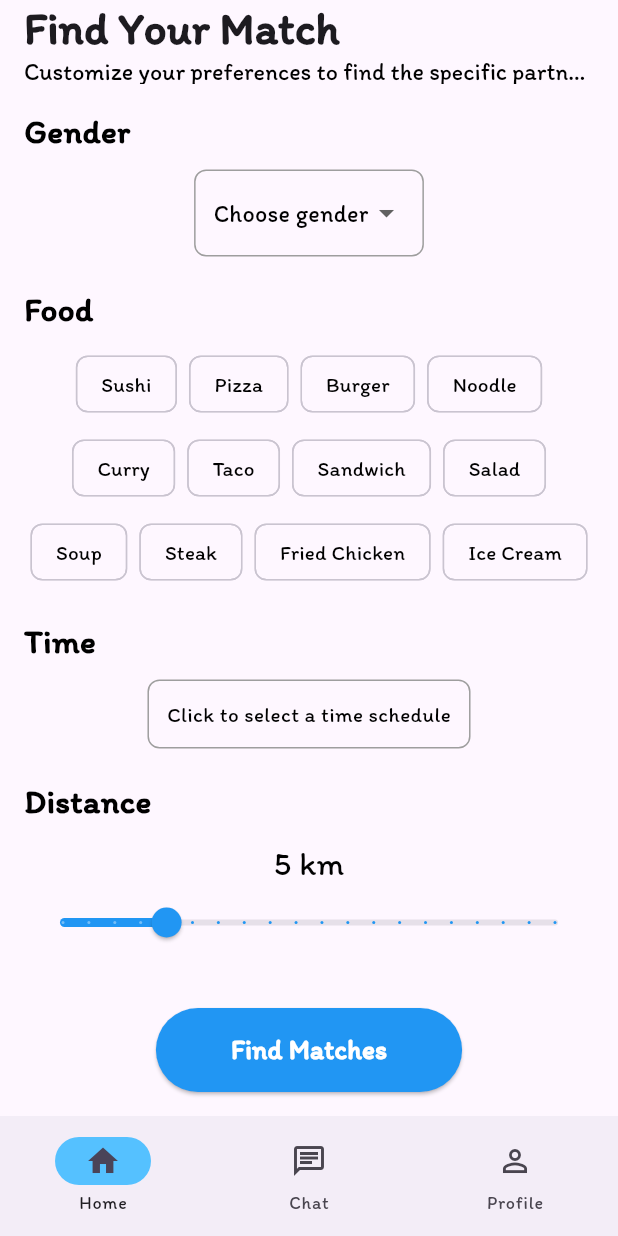
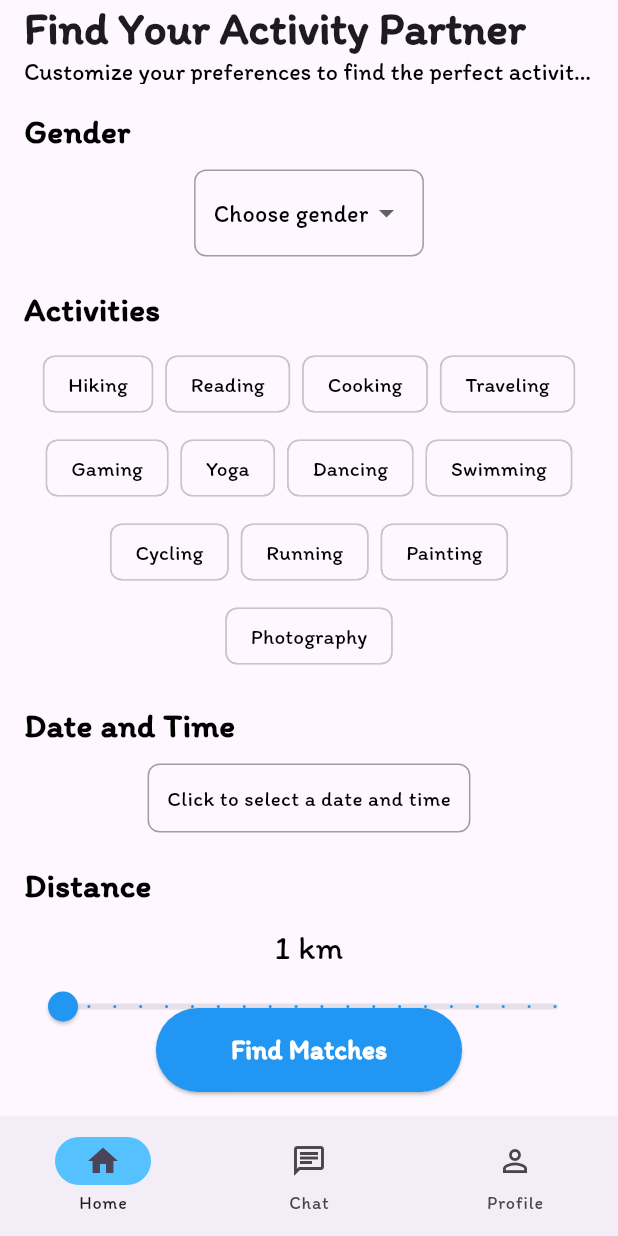
Before and after one commit to Minglebell/Mingle, a Flutter app: the FindMatchPage screen opened directly, on a phone screen of 412 x 824 dp. Run offline on Flutter 3.47's test engine with Material 3 defaults, Android fonts, the phone set to English and light mode, and no system bars; our stand-ins replace cloud_firestore, device_preview, firebase_core, flutter_riverpod, image_picker, shared_preferences; accounts and stored records are empty.

Commit message:
Changing some option

```diff
--- a/mingle/minglev2_1/lib/Screen/match_menu_page.dart
+++ b/mingle/minglev2_1/lib/Screen/match_menu_page.dart
@@ -14,25 +14,39 @@ class FindMatchPage extends StatefulWidget {
 class _FindMatchPageState extends State<FindMatchPage> {
   int currentPageIndex = 0;
   String? selectedGender;
-  List<String> selectedFoods = [];
-  TimeOfDay? selectedTime;
-  double distance = 5.0;
+  List<String> selectedActivities = [];
+  DateTime? selectedDateTime;
+  double distance = 1.0;
 
-  final List<String> foodOptions = [
-    'Sushi', 'Pizza', 'Burger', 'Noodle',
-    'Curry', 'Taco', 'Sandwich', 'Salad',
-    'Soup', 'Steak', 'Fried Chicken', 'Ice Cream'
+  final List<String> activityOptions = [
+    'Hiking', 'Reading', 'Cooking', 'Traveling',
+    'Gaming', 'Yoga', 'Dancing', 'Swimming',
+    'Cycling', 'Running', 'Painting', 'Photography'
   ];
 
-  Future<void> _selectTime(BuildContext context) async {
-    final TimeOfDay? picked = await showTimePicker(
+  Future<void> _selectDateTime(BuildContext context) async {
+    final DateTime? picked = await showDatePicker(
       context: context,
-      initialTime: TimeOfDay.now(),
+      initialDate: DateTime.now(),
+      firstDate: DateTime.now(),
+      lastDate: DateTime(2101),
     );
-    if (picked != null && picked != selectedTime) {
-      setState(() {
-        selectedTime = picked;
-      });
+    if (picked != null) {
+      final TimeOfDay? time = await showTimePicker(
+        context: context,
+        initialTime: TimeOfDay.now(),
+      );
+      if (time != null) {
+        setState(() {
+          selectedDateTime = DateTime(
+            picked.year,
+            picked.month,
+            picked.day,
+            time.hour,
+            time.minute,
+          );
+        });
+      }
     }
   }
 
@@ -43,13 +57,14 @@ class _FindMatchPageState extends State<FindMatchPage> {
         automaticallyImplyLeading: false,
         title: Column(
           crossAxisAlignment: CrossAxisAlignment.start,
+          mainAxisSize: MainAxisSize.min,
           children: [
             Text(
-              'Find Your Match',
+              'Find Your Activity Partner',
               style: TextStyle(fontSize: 30, fontWeight: FontWeight.bold),
             ),
             Text(
-              'Customize your preferences to find the specific partner.',
+              'Customize your preferences to find the perfect activity buddy.',
               style: TextStyle(fontSize: 16, color: Colors.black),
             ),
           ],
@@ -77,7 +92,7 @@ class _FindMatchPageState extends State<FindMatchPage> {
       body: SingleChildScrollView(
         padding: const EdgeInsets.all(16.0),
         child: Column(
-          crossAxisAlignment: CrossAxisAlignment.start, // Align headers to the start
+          crossAxisAlignment: CrossAxisAlignment.start,
           children: [
             // Gender Section
             Text(
@@ -85,7 +100,7 @@ class _FindMatchPageState extends State<FindMatchPage> {
               style: TextStyle(fontSize: 22, fontWeight: FontWeight.bold, color: Colors.black),
             ),
             SizedBox(height: 10),
-            Center( // Center the dropdown box
+            Center(
               child: Container(
                 padding: EdgeInsets.symmetric(horizontal: 12, vertical: 4),
                 decoration: BoxDecoration(
@@ -112,37 +127,37 @@ class _FindMatchPageState extends State<FindMatchPage> {
                       ),
                     );
                   }).toList(),
-                  underline: Container(), // Remove the default underline
+                  underline: Container(),
                 ),
               ),
             ),
             SizedBox(height: 20),
 
-            // Food Section
+            // Activity Section
             Text(
-              'Food',
+              'Activities',
               style: TextStyle(fontSize: 22, fontWeight: FontWeight.bold, color: Colors.black),
             ),
             SizedBox(height: 10),
-            Center( // Center the food chips
+            Center(
               child: Wrap(
                 spacing: 8.0,
                 runSpacing: 8.0,
                 alignment: WrapAlignment.center,
-                children: foodOptions.map((String food) {
+                children: activityOptions.map((String activity) {
                   return ChoiceChip(
                     label: Text(
-                      food,
+                      activity,
                       style: TextStyle(
-                        color: selectedFoods.contains(food) ? Colors.white : Colors.black),
+                        color: selectedActivities.contains(activity) ? Colors.white : Colors.black),
                       ),
-                    selected: selectedFoods.contains(food),
+                    selected: selectedActivities.contains(activity),
                     onSelected: (bool selected) {
                       setState(() {
-                        if (selected && selectedFoods.length < 3) {
-                          selectedFoods.add(food);
+                        if (selected && selectedActivities.length < 3) {
+                          selectedActivities.add(activity);
                         } else {
-                          selectedFoods.remove(food);
+                          selectedActivities.remove(activity);
                         }
                       });
                     },
@@ -153,15 +168,15 @@ class _FindMatchPageState extends State<FindMatchPage> {
             ),
             SizedBox(height: 20),
 
-            // Time Section
+            // DateTime Section
             Text(
-              'Time',
+              'Date and Time',
               style: TextStyle(fontSize: 22, fontWeight: FontWeight.bold, color: Colors.black),
             ),
             SizedBox(height: 10),
-            Center( // Center the time picker box
+            Center(
               child: InkWell(
-                onTap: () => _selectTime(context),
+                onTap: () => _selectDateTime(context),
                 child: Container(
                   padding: EdgeInsets.all(12),
                   decoration: BoxDecoration(
@@ -169,7 +184,7 @@ class _FindMatchPageState extends State<FindMatchPage> {
                     borderRadius: BorderRadius.circular(8),
                   ),
                   child: Text(
-                    selectedTime == null ? 'Click to select a time schedule' : 'Selected Time: ${selectedTime!.format(context)}',
+                    selectedDateTime == null ? 'Click to select a date and time' : 'Selected Date and Time: ${selectedDateTime!.day}/${selectedDateTime!.month}/${selectedDateTime!.year} at ${selectedDateTime!.hour}:${selectedDateTime!.minute}',
                     style: TextStyle(fontSize: 14, color: Colors.black),
                   ),
                 ),
@@ -183,7 +198,7 @@ class _FindMatchPageState extends State<FindMatchPage> {
               style: TextStyle(fontSize: 22, fontWeight: FontWeight.bold, color: Colors.black),
             ),
             SizedBox(height: 10),
-            Center( // Center the slider
+            Center(
               child: Column(
                 children: [
                   Text(
```
